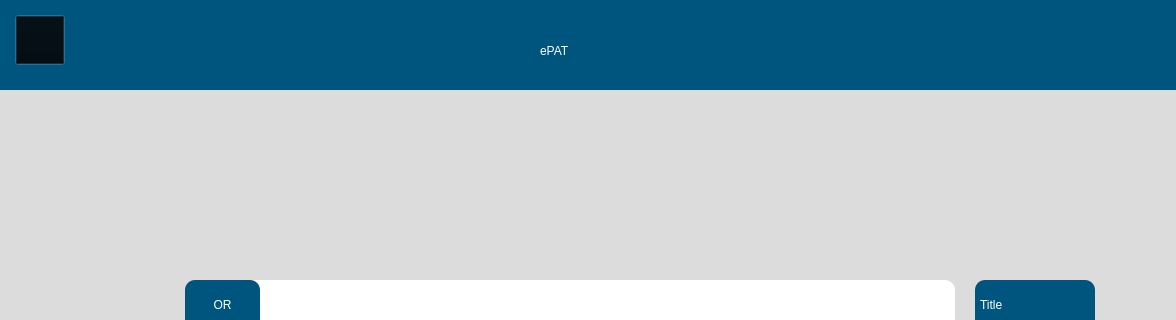
This is src/user_interface/English_start.ui in eppenney/eBook-Perpetual-Access-Rights-Tracker as Qt 5 draws it before an edit; both pictures show x 0 to 1176 and y 0 to 320 of the 1176 by 796 pixel window. The edited form follows.
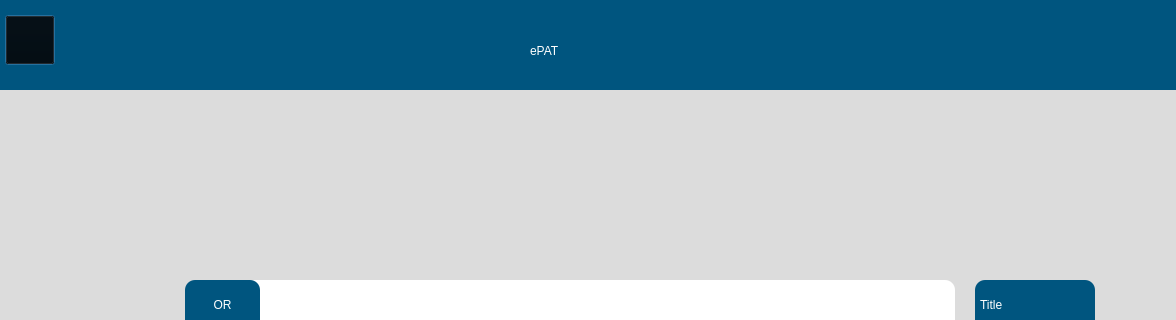
This is the edited form. Icons and pictures are not drawn.

The edit to the form file:
```diff
--- a/src/user_interface/English_start.ui
+++ b/src/user_interface/English_start.ui
@@ -28,7 +28,7 @@
    <widget class="QWidget" name="widget_2" native="true">
     <property name="geometry">
      <rect>
-      <x>20</x>
+      <x>10</x>
       <y>0</y>
       <width>1200</width>
       <height>90</height>
```
